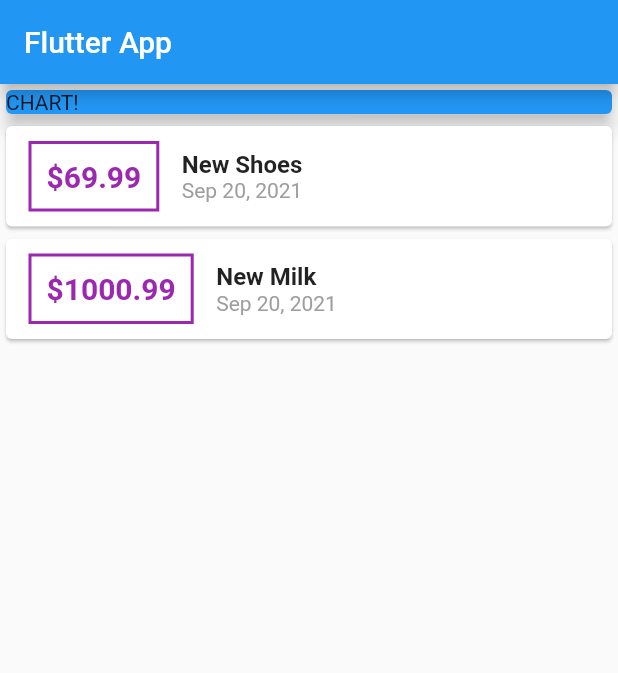
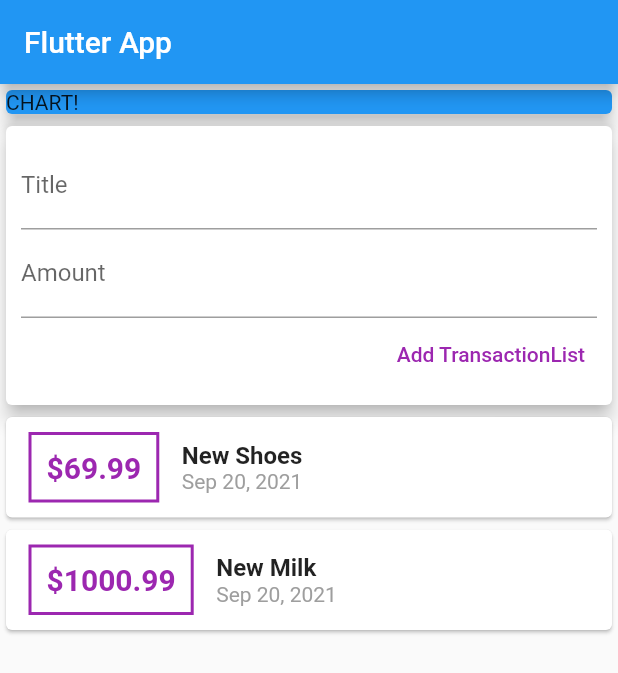
Before and after one commit to HHHMHA/expense-tracker, a Flutter app: the screen it shows after launch, on a phone screen of 412 x 824 dp. Shown: the top 673 px of the screen. Run offline on Flutter 3.47's test engine with Material 2 defaults, Android fonts, the phone set to English and light mode, and no system bars.

Commit message:
Add Transaction form

```diff
--- a/lib/main.dart
+++ b/lib/main.dart
@@ -1,3 +1,5 @@
+import 'package:expense_tracker/widgets/transaction_form.dart';
+import 'package:flutter/cupertino.dart';
 import 'package:flutter/material.dart';
 
 import 'models/transaction.dart';
@@ -18,17 +20,9 @@ class MyApp extends StatelessWidget {
 class MyHomePage extends StatelessWidget {
   final List<Transaction> transactions = [
     Transaction(
-        id: "1",
-        title: "New Shoes",
-        amount: 69.99,
-        date: DateTime.now()
-    ),
+        id: "1", title: "New Shoes", amount: 69.99, date: DateTime.now()),
     Transaction(
-        id: "2",
-        title: "New Milk",
-        amount: 1000.99,
-        date: DateTime.now()
-    ),
+        id: "2", title: "New Milk", amount: 1000.99, date: DateTime.now()),
   ];
 
   @override
@@ -38,6 +32,7 @@ class MyHomePage extends StatelessWidget {
         title: Text('Flutter App'),
       ),
       body: Column(
+        crossAxisAlignment: CrossAxisAlignment.stretch,
         children: <Widget>[
           Container(
             width: double.infinity,
@@ -47,6 +42,9 @@ class MyHomePage extends StatelessWidget {
               elevation: 5,
             ),
           ),
+          TransactionForm(onSubmit: (transaction) {
+            print(transaction);
+          }),
           TransactionList(
             transactions: transactions,
           )
--- /dev/null
+++ b/lib/widgets/transaction_form.dart
@@ -0,0 +1,54 @@
+// TODO: allow passing a transaction so we can update it
+import 'package:expense_tracker/models/transaction.dart';
+import 'package:flutter/material.dart';
+
+class TransactionForm extends StatelessWidget {
+  final TextEditingController titleController = TextEditingController();
+  final TextEditingController amountController = TextEditingController();
+  final void Function(Transaction transaction)? onSubmit;
+
+  TransactionForm({required this.onSubmit});
+
+  @override
+  Widget build(BuildContext context) {
+    return Card(
+        elevation: 5,
+        child: Padding(
+          padding: const EdgeInsets.all(10.0),
+          child: Column(
+            crossAxisAlignment: CrossAxisAlignment.end,
+            children: [
+              TextField(
+                controller: titleController,
+                decoration: InputDecoration(
+                  labelText: 'Title',
+                ),
+              ),
+              TextField(
+                controller: amountController,
+                decoration: InputDecoration(
+                  labelText: 'Amount',
+                ),
+              ),
+              TextButton(
+                onPressed: () {
+                  Transaction transaction = Transaction(
+                    title: titleController.text,
+                    amount: double.parse(amountController.text),
+                    date: DateTime.now(),
+                    id: '1',
+                  );
+                  onSubmit!(transaction);
+                },
+                child: Text(
+                  'Add TransactionList',
+                  style: TextStyle(
+                    color: Colors.purple,
+                  ),
+                ),
+              ),
+            ],
+          ),
+        ));
+  }
+}
--- a/lib/widgets/transaction_list.dart
+++ b/lib/widgets/transaction_list.dart
@@ -1,6 +1,5 @@
 import 'package:expense_tracker/models/transaction.dart';
 import 'package:expense_tracker/widgets/transaction_widget.dart';
-import 'package:flutter/cupertino.dart';
 import 'package:flutter/material.dart';
 
 class TransactionList extends StatelessWidget {
```
